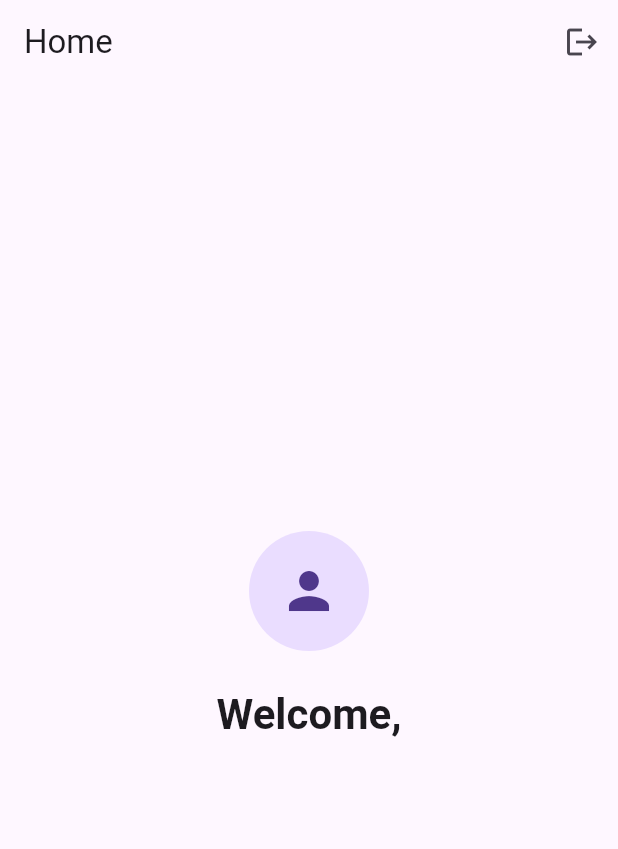
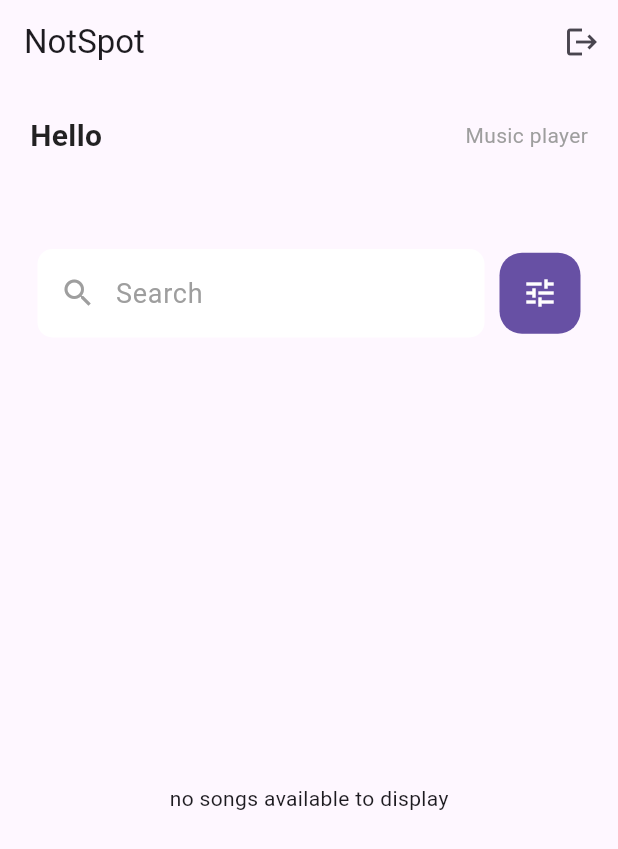
Before and after one commit to thegesse/projet-final, a Flutter app: the HomeScreen screen opened by its route, on a phone screen of 412 x 824 dp. Shown: the top 849 px of the screen. Run offline on Flutter 3.47's test engine with Material 3 defaults, Android fonts, the phone set to English and light mode, and no system bars; our stand-ins replace dio, go_router, just_audio; accounts and stored records are empty.

Commit message:
made actual home page

```diff
--- a/frontend_mobile/not_spot/lib/main.dart
+++ b/frontend_mobile/not_spot/lib/main.dart
@@ -2,12 +2,14 @@ import 'package:flutter/material.dart';
 import 'package:provider/provider.dart';
 import 'core/router/app_router.dart';
 import 'features/auth/state/auth_controller.dart';
+import 'features/songs/state/song_controller.dart';
 
 void main() {
   runApp(
     MultiProvider(
       providers: [
         ChangeNotifierProvider(create: (_) => AuthController()),
+        ChangeNotifierProvider(create: (_) => SongController()),
       ],
       child: const NotSpot(),
     ),
--- a/frontend_mobile/not_spot/lib/ui/screens/home_screen.dart
+++ b/frontend_mobile/not_spot/lib/ui/screens/home_screen.dart
@@ -1,64 +1,83 @@
 import 'package:flutter/material.dart';
 import 'package:provider/provider.dart';
 import '../../features/auth/state/auth_controller.dart';
+import '../../features/songs/state/song_controller.dart';
+import '../widgets/homescreen_header.dart';
+import '../widgets/mini_player.dart';
+import '../widgets/song_list.dart';
+//bc searchbar is already a thing
+import '../widgets/searchbar.dart' as custom_search;
 
-class HomeScreen extends StatelessWidget{
+
+class HomeScreen extends StatefulWidget{
   const HomeScreen({super.key});
 
   @override
+  State<HomeScreen> createState() => _HomeScreenState();
+}
+
+class _HomeScreenState extends State<HomeScreen> {
+
+  @override
   Widget build(BuildContext context) {
-    final auth = context.watch<AuthController>();
+    final songController = context.watch<SongController>();
 
-    final String username = auth.username ?? 'Guest';
-    final String email = auth.email ?? 'No email available';
+    final songsToShow = songController.searchResults.isNotEmpty ? songController.searchResults : songController.songs;
 
     return Scaffold(
       appBar: AppBar(
-        title: const Text('Home'),
+        title: const Text('NotSpot'),
         actions: [
           IconButton(
             icon: const Icon(Icons.logout),
-            onPressed: () {
-              context.read<AuthController>().logout();
-            },
-          )
+            onPressed: () {context.read<AuthController>().logout();},
+          ),
         ],
       ),
-      body: Center(
-        child: Padding(
-          padding: const EdgeInsets.all(24),
-          child: Column(
-            mainAxisAlignment: MainAxisAlignment.center,
+      body: Stack(
+        children: [
+          Column(
+            crossAxisAlignment: CrossAxisAlignment.start,
             children: [
-              CircleAvatar(
-                radius: 40,
-                backgroundColor: Theme.of(context).colorScheme.primaryContainer,
-                child: Icon(
-                  Icons.person,
-                  size: 40,
-                  color: Theme.of(context).colorScheme.onPrimaryContainer,
+              const HomescreenHeader(),
+              const custom_search.SearchBar(),
+              const SizedBox(height: 16),
+
+              if(songController.isLoading)
+                const Expanded(child: Center(child: CircularProgressIndicator()),)
+              else if (songController.errorMessage != null)
+                Expanded(
+                  child: Center(
+                    child: Text(songController.errorMessage!),
+                  ),
+                )
+              else if (songsToShow.isEmpty)
+                const Expanded(
+                  child: Center(
+                    child: Text('no songs available to display'),
+                  ),
+                )
+              else
+                Expanded(
+                  child: ListView.builder(
+                    padding: const EdgeInsets.fromLTRB(16, 0, 16, 100),
+                    itemCount: songsToShow.length,
+                    itemBuilder: (context, index) {
+                      final song = songsToShow[index];
+
+                      return SongList(song: song, isCurrent: songController.currentSong?.id == song.id, onTap: () {songController.selectSong(song);},);
+                    },
+                  ),
                 ),
-              ),
-              const SizedBox(height: 24),
-              Text(
-                'Welcome, $username',
-                textAlign: TextAlign.center,
-                style: Theme.of(context).textTheme.headlineMedium?.copyWith(
-                  fontWeight: FontWeight.bold,
-                ),
-              ),
-              const SizedBox(height: 8),
-
-              Text(
-                email,
-                textAlign: TextAlign.center,
-                style: Theme.of(context).textTheme.bodyLarge?.copyWith(
-                  color: Colors.grey,
-                ),
-              )
             ],
           ),
-        ),
+          const Positioned(
+            left: 0,
+            right: 0,
+            bottom: 0,
+            child: MiniPlayer(),
+          ),
+        ],
       ),
     );
   }
```
